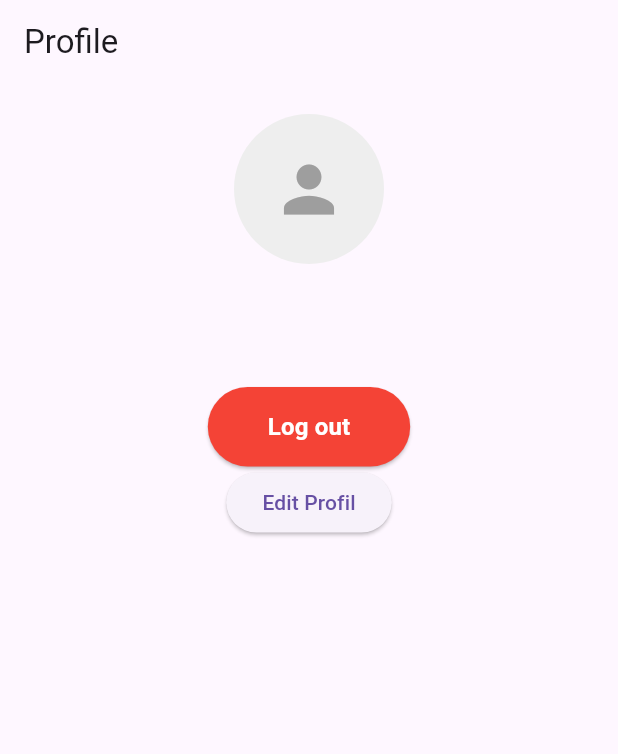
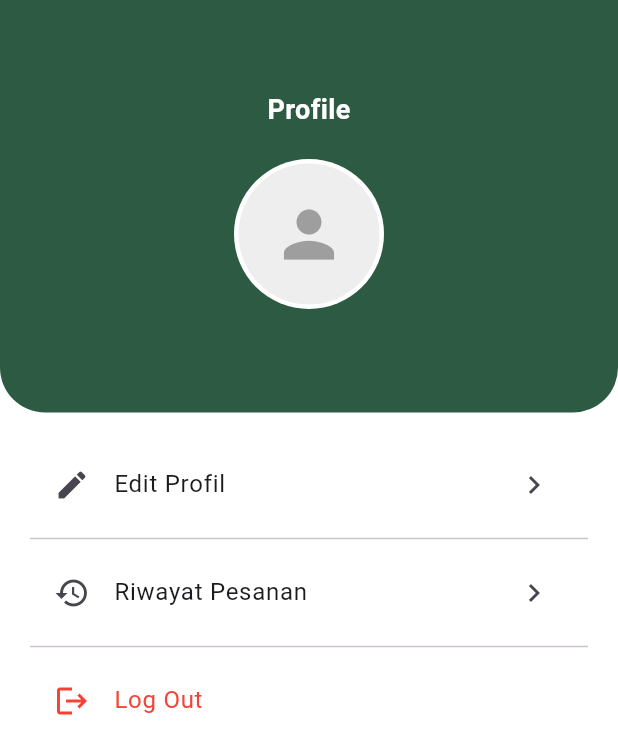
Before and after one commit to achadman/ThreatMyShoes, a Flutter app: the screen it shows once a user with an empty profile is signed in, on a phone screen of 412 x 824 dp. Shown: the top 754 px of the screen. Run offline on Flutter 3.47's test engine with Material 3 defaults, Android fonts, the light colour scheme and no system bars; our stand-ins replace image_picker, supabase_flutter; accounts and stored records are empty.

Commit message:
update tampilan profile page dan struktur folder

```diff
--- a/lib/pages/profilePage.dart
+++ b/lib/pages/profilePage.dart
@@ -1,5 +1,6 @@
 // ignore_for_file: file_names, avoid_print
 
+import 'package:flutter03/Widget/buildMenuTile.dart';
 import 'package:flutter/material.dart';
 import 'package:supabase_flutter/supabase_flutter.dart';
 import 'package:flutter03/pages/auth_page.dart/loginPage.dart';
@@ -68,63 +69,82 @@ class _ProfilePageState extends State<ProfilePage> {
   @override
   Widget build(BuildContext context) {
     return Scaffold(
-      appBar: AppBar(title: const Text("Profile")),
-      body: Center(
+  backgroundColor: Colors.white,
+  body: Column(
+    children: [
+      // 1. HEADER HIJAU (Tanpa Stack yang rumit)
+      Container(
+        width: double.infinity,
+        padding: const EdgeInsets.only(top: 60, bottom: 30),
+        decoration: const BoxDecoration(
+          color: Color(0xFF2D5A43),
+          borderRadius: BorderRadius.vertical(bottom: Radius.circular(30)),
+        ),
         child: Column(
-          mainAxisAlignment: MainAxisAlignment.start,
           children: [
+            const Text("Profile", style: TextStyle(color: Colors.white, fontSize: 18, fontWeight: FontWeight.bold)),
             const SizedBox(height: 20),
+            // FOTO PROFIL
             CircleAvatar(
               radius: 50,
+              backgroundColor: Colors.white,
+              child: CircleAvatar(
+                radius: 47,
                 backgroundColor: Colors.grey[200],
                 backgroundImage: (_avatarUrl != null && _avatarUrl!.isNotEmpty)
                     ? NetworkImage(_avatarUrl!)
-                  : null,
-              onBackgroundImageError:
-                  (_avatarUrl != null && _avatarUrl!.isNotEmpty)
-                  ? (exception, stackTrace) {
-                      print("Gambar gagal dimuat: $exception");
-                    }
                     : null,
                 child: (_avatarUrl == null || _avatarUrl!.isEmpty)
                     ? const Icon(Icons.person, size: 50, color: Colors.grey)
                     : null,
               ),
-            const SizedBox(height: 16),
+            ),
+            const SizedBox(height: 10),
+            // NAMA
             Text(
               _userName ?? "Nama Pengguna",
-              style: const TextStyle(fontSize: 24, fontWeight: FontWeight.bold),
-            ),
-            const SizedBox(height: 32),
-            ElevatedButton(
-              onPressed: signOut,
-              style: ElevatedButton.styleFrom(
-                backgroundColor: Colors.red,
-                foregroundColor: Colors.white,
-                padding: const EdgeInsets.symmetric(
-                  horizontal: 40,
-                  vertical: 15,
-                ),
-              ),
-              child: const Text(
-                "Log out",
-                style: TextStyle(fontSize: 16, fontWeight: FontWeight.bold),
-              ),
-            ),
-            ElevatedButton(
-              onPressed: () {
-                Navigator.push(
-                  context,
-                  MaterialPageRoute(builder: (context) => const Crudprofile()),
-                ).then((value) {
-                  _getProfileData();
-                });
-              },
-              child: const Text("Edit Profil"),
+              style: const TextStyle(color: Colors.white, fontSize: 20, fontWeight: FontWeight.bold),
             ),
           ],
         ),
       ),
+
+      const SizedBox(height: 20),
+
+      // 2. DAFTAR MENU (Menggunakan ListTile Standar)
+      Expanded(
+        child: ListView(
+          padding: const EdgeInsets.symmetric(horizontal: 20),
+          children: [
+            ListTile(
+              leading: const Icon(Icons.edit),
+              title: const Text("Edit Profil"),
+              trailing: const Icon(Icons.chevron_right),
+              onTap: () {
+                Navigator.push(
+                  context,
+                  MaterialPageRoute(builder: (context) => const Crudprofile()),
+                ).then((value) => _getProfileData());
+              },
+            ),
+            const Divider(), // Garis pemisah
+            ListTile(
+              leading: const Icon(Icons.history),
+              title: const Text("Riwayat Pesanan"),
+              trailing: const Icon(Icons.chevron_right),
+              onTap: () {},
+            ),
+            const Divider(),
+            ListTile(
+              leading: const Icon(Icons.logout, color: Colors.red),
+              title: const Text("Log Out", style: TextStyle(color: Colors.red)),
+              onTap: signOut,
+            ),
+          ],
+        ),
+      ),
+    ],
+  ),
 );
   }
 }
--- a/lib/pages/user/crudProfile.dart
+++ b/lib/pages/user/crudProfile.dart
@@ -1,8 +1,6 @@
 // ignore_for_file: avoid_print, use_build_context_synchronously
 
 import 'dart:io';
-
-import 'package:flutter/foundation.dart';
 import 'package:flutter/material.dart';
 import 'package:flutter03/pages/profilePage.dart';
 import 'package:image_picker/image_picker.dart';
@@ -134,10 +132,8 @@ class _CrudprofileState extends State<Crudprofile> {
       appBar: AppBar(
         title: const Text("Edit Profil"),
         actions: [
-          // Tombol simpan di pojok kanan atas
           IconButton(
             onPressed: _updateProfile,
-            // Fungsi ini kita buat di langkah berikutnya
             icon: const Icon(Icons.save),
           ),
         ],
```
Also changed, not shown: lib/Widget/buildMenuTile.dart (added). Lines whose indentation alone changed are shown as unchanged.
